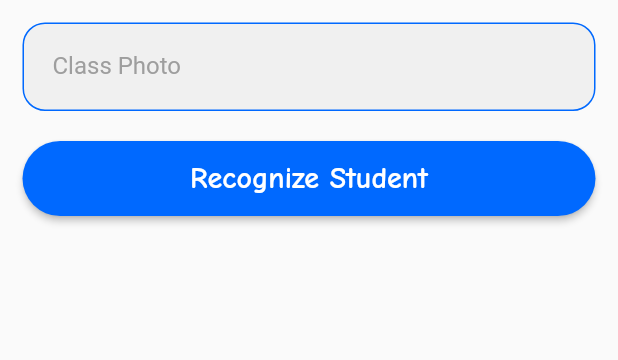
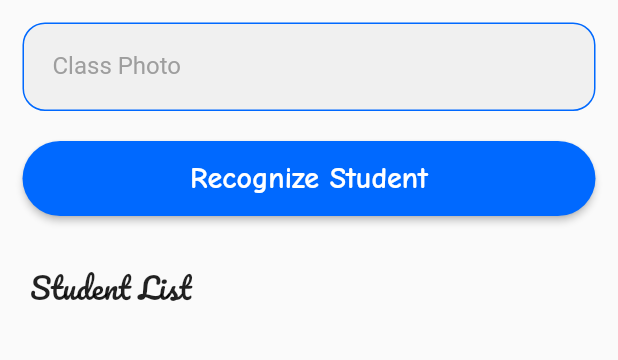
Before and after one commit to novaladip/afc_mobile, a Flutter app: the SectionDetailPage screen opened by its route, after a tap on the "save" icon, on a phone screen of 412 x 824 dp, the part 84-444 px from its top. Run offline on Flutter 3.47's test engine with Material 2 defaults, Android fonts, the light colour scheme and no system bars; our stand-ins replace bloc, dio, equatable, flutter_bloc, flutter_spinkit, get_it and 3 more; missing offline and left inert: jaguar_jwt; accounts and stored records are empty; network calls fail.

Commit message:
add attendance list form

```diff
--- a/lib/features/course/domain/entities/attendance_form.dart
+++ b/lib/features/course/domain/entities/attendance_form.dart
@@ -7,15 +7,17 @@ class AttendanceForm extends Equatable {
   final String id;
   final String status;
   final String name;
+  final String avatar;
 
   AttendanceForm({
     @required this.id,
     @required this.status,
     @required this.name,
+    @required this.avatar,
   });
 
   @override
-  List<Object> get props => [id, status, name];
+  List<Object> get props => [id, status, name, this.avatar];
 
   get toJson {
     return json
--- a/lib/features/course/presentation/section_detail/section_detail_page.dart
+++ b/lib/features/course/presentation/section_detail/section_detail_page.dart
@@ -1,9 +1,9 @@
-import 'package:afc_mobile/common/widgets/widgets.dart';
 import 'package:flutter/material.dart';
 import 'package:flutter_bloc/flutter_bloc.dart';
 
 import 'widgets/widgets.dart';
 import 'bloc/section_detail_bloc.dart';
+import 'package:afc_mobile/common/widgets/widgets.dart';
 
 class SectionDetailPage extends StatefulWidget {
   static const routeName = '/section-detail';
@@ -15,11 +15,7 @@ class SectionDetailPage extends StatefulWidget {
 class _SectionDetailPageState extends State<SectionDetailPage> {
   bool initial = true;
 
-  List<Widget> get loadedWiget => [
-        PhotoForm(),
-      ];
-
-  Widget get loadingIndicator => Expanded(child: LoadingIndicator());
+  Widget get loadingIndicator => LoadingIndicator();
 
   @override
   Widget build(BuildContext context) {
@@ -28,12 +24,17 @@ class _SectionDetailPageState extends State<SectionDetailPage> {
         final isLoading = state is SectionDetailStateLoading;
 
         return Scaffold(
-          body: Column(
-            children: <Widget>[
-              SectionDetailHeader(),
-              if (isLoading) loadingIndicator,
-              if (!isLoading) ...loadedWiget,
-            ],
+          body: SingleChildScrollView(
+            physics: ScrollPhysics(),
+            child: Column(
+              mainAxisSize: MainAxisSize.max,
+              children: <Widget>[
+                SectionDetailHeader(),
+                if (isLoading) loadingIndicator,
+                PhotoForm(isLoading: isLoading),
+                AttendancesListForm(isLoading: isLoading),
+              ],
+            ),
           ),
         );
       },
--- /dev/null
+++ b/lib/features/course/presentation/section_detail/widgets/attendances_list_form.dart
@@ -0,0 +1,92 @@
+import 'package:afc_mobile/common/widgets/widgets.dart';
+import 'package:afc_mobile/features/course/presentation/section_detail/bloc/attendance_form_bloc/attendance_form_bloc.dart';
+import 'package:afc_mobile/features/course/presentation/section_detail/widgets/attendance_item.dart';
+import 'package:flutter/material.dart';
+import 'package:flutter_bloc/flutter_bloc.dart';
+
+class AttendancesListForm extends StatefulWidget {
+  final bool isLoading;
+
+  const AttendancesListForm({
+    Key key,
+    @required this.isLoading,
+  }) : super(key: key);
+
+  @override
+  _AttendancesListFormState createState() => _AttendancesListFormState();
+}
+
+class _AttendancesListFormState extends State<AttendancesListForm> {
+  AttendanceFormBloc _attendanceFormBloc;
+
+  @override
+  void initState() {
+    if (_attendanceFormBloc == null) {
+      _attendanceFormBloc = context.bloc<AttendanceFormBloc>();
+    }
+    super.initState();
+  }
+
+  @override
+  Widget build(BuildContext context) {
+    if (widget.isLoading) {
+      return Container();
+    }
+
+    return ThemeBuilder(
+      builder: (context, appTheme) {
+        return BlocConsumer<AttendanceFormBloc, AttendanceFormState>(
+          listener: (context, state) {},
+          builder: (context, state) {
+            return Container(
+              padding: EdgeInsets.symmetric(horizontal: 20),
+              child: Column(
+                crossAxisAlignment: CrossAxisAlignment.start,
+                children: <Widget>[
+                  Text(
+                    'Student List',
+                    style: TextStyle(
+                      fontSize: 20,
+                      fontFamily: 'Pacifito',
+                      fontWeight: FontWeight.w500,
+                    ),
+                  ),
+                  ListView.builder(
+                    shrinkWrap: true,
+                    itemCount: state.attendances.length,
+                    itemBuilder: (context, index) {
+                      final attendance = state.attendances[index];
+                      return AttendanceItem(
+                        attendance: attendance,
+                        onChange: (status) => handleOnChange(
+                          context,
+                          status,
+                          index,
+                        ),
+                      );
+                    },
+                  ),
+                ],
+              ),
+            );
+          },
+        );
+      },
+    );
+  }
+
+  void handleOnChange(BuildContext context, String status, int index) {
+    context.bloc<AttendanceFormBloc>().add(
+          OnChangeAttendanceStatus(
+            status,
+            index,
+          ),
+        );
+  }
+
+  @override
+  void dispose() {
+    _attendanceFormBloc.add(ClearAttendanceFormState());
+    super.dispose();
+  }
+}
--- a/lib/features/course/presentation/section_detail/widgets/photo_form.dart
+++ b/lib/features/course/presentation/section_detail/widgets/photo_form.dart
@@ -7,18 +7,30 @@ import 'package:flutter_bloc/flutter_bloc.dart';
 import 'package:image_picker/image_picker.dart';
 
 class PhotoForm extends StatefulWidget {
+  final bool isLoading;
+
+  const PhotoForm({
+    Key key,
+    @required this.isLoading,
+  }) : super(key: key);
+
   @override
   _PhotoFormState createState() => _PhotoFormState();
 }
 
 class _PhotoFormState extends State<PhotoForm> {
   final photoController = TextEditingController();
+  SectionPhotoFormBloc _sectionPhotoFormBloc;
   bool initial = true;
 
   @override
   Widget build(BuildContext context) {
     return ThemeBuilder(
       builder: (context, appTheme) {
+        if (widget.isLoading) {
+          return Container();
+        }
+
         return BlocBuilder<SectionPhotoFormBloc, SectionPhotoFormState>(
           builder: (context, state) {
             return Container(
@@ -92,22 +104,21 @@ class _PhotoFormState extends State<PhotoForm> {
     context.bloc<SectionPhotoFormBloc>().add(OnChangePhotoForm(image));
   }
 
-  @override
-  void didChangeDependencies() {
-    if (initial) {
-      initial = false;
-      clearPhotoForm();
-    }
-
-    super.didChangeDependencies();
+  void clearPhotoForm() {
+    _sectionPhotoFormBloc.add(ClearPhotoForm());
   }
 
-  void clearPhotoForm() {
-    context.bloc<SectionPhotoFormBloc>().add(ClearPhotoForm());
+  @override
+  void initState() {
+    if (_sectionPhotoFormBloc == null) {
+      _sectionPhotoFormBloc = context.bloc<SectionPhotoFormBloc>();
+    }
+    super.initState();
   }
 
   @override
   void dispose() {
+    clearPhotoForm();
     photoController.dispose();
     super.dispose();
   }
--- a/lib/features/course/presentation/section_detail/widgets/widgets.dart
+++ b/lib/features/course/presentation/section_detail/widgets/widgets.dart
@@ -1,3 +1,3 @@
 export 'photo_form.dart';
-export 'attendance_form.dart';
+export 'attendances_list_form.dart';
 export 'section_detail_header.dart';
```
Also changed, not shown: lib/features/course/presentation/section_detail/bloc/attendance_form_bloc/attendance_form_bloc.dart (+9 -2 lines), lib/features/course/presentation/section_detail/widgets/attendance_form.dart (deleted, +0 -20 lines), lib/features/course/presentation/section_detail/widgets/attendance_item.dart (added, +64 -0 lines).
